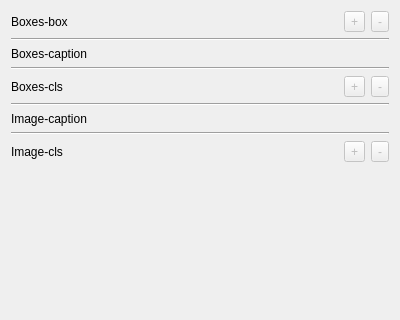
Qt form ui/edit_label_field.ui (dongle94/data_labeler) before a commit; both pictures show x 0 to 400 and y 0 to 320 of the 400 by 500 pixel window.
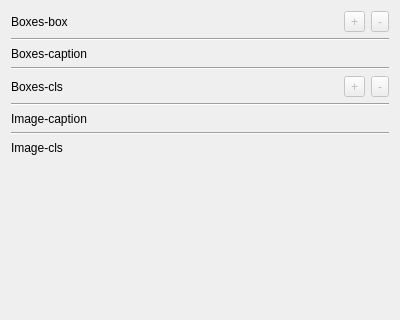
The same form after that commit.

Commit message:
Style: edit_label_field - image-cls
- edit_label_field.ui, ui_edit_label_field.py
- 디자인 설계 수정
- 이미지별-클래스형에 대해 툴버튼이 데이터 타입 옆이 아닌 각각의 이미지 클래스 형 필드네임 옆에 붙어야함. 그런 이유로 기존 툴버튼 삭제

```diff
--- a/ui/edit_label_field.ui
+++ b/ui/edit_label_field.ui
@@ -153,26 +153,6 @@
          </property>
         </widget>
        </item>
-       <item>
-        <widget class="QToolButton" name="toolButton_5">
-         <property name="enabled">
-          <bool>false</bool>
-         </property>
-         <property name="text">
-          <string>+</string>
-         </property>
-        </widget>
-       </item>
-       <item>
-        <widget class="QToolButton" name="toolButton_6">
-         <property name="enabled">
-          <bool>false</bool>
-         </property>
-         <property name="text">
-          <string>-</string>
-         </property>
-        </widget>
-       </item>
       </layout>
      </item>
     </layout>
```
The commit also changes 1 other file.
